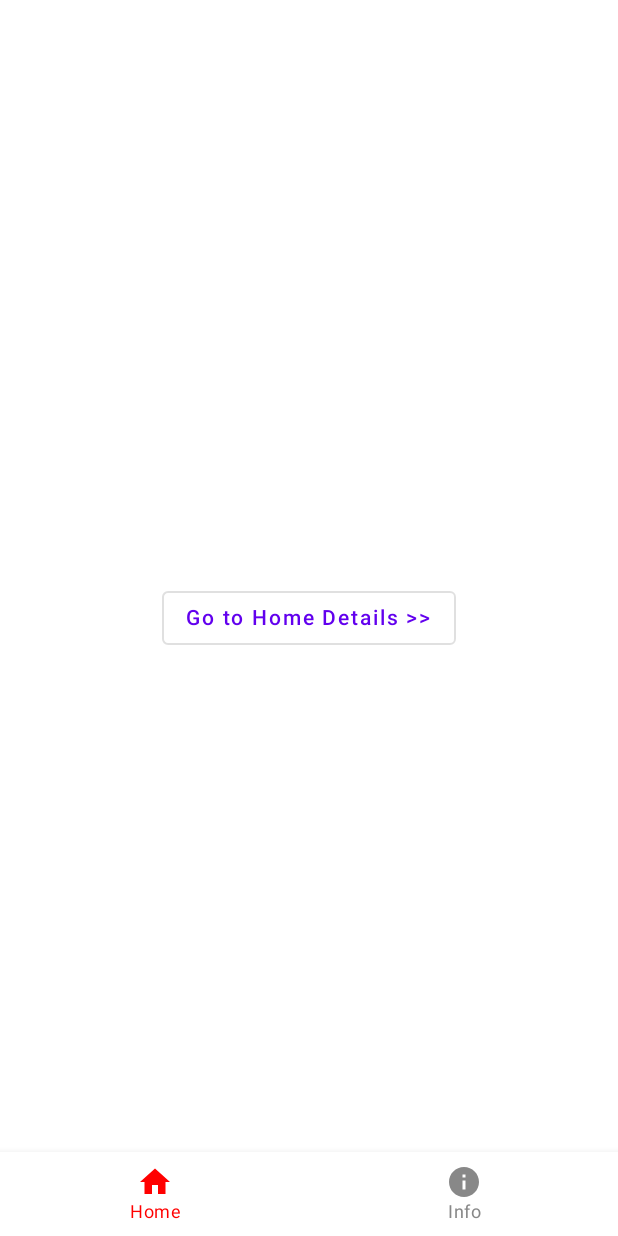
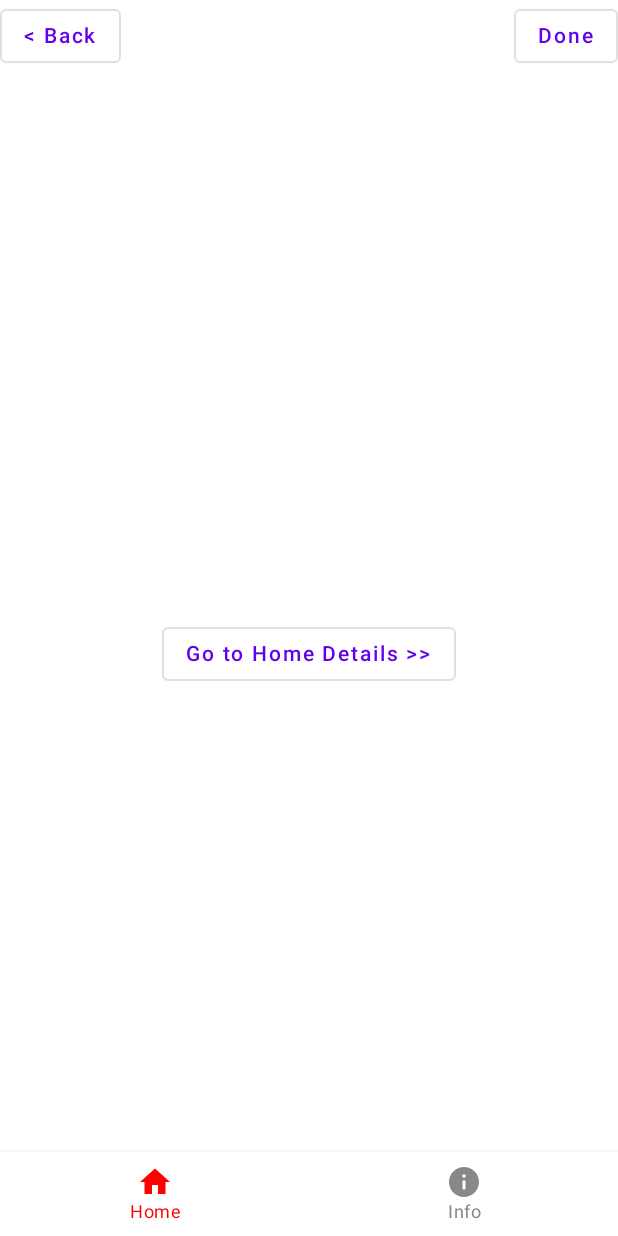
Before and after one commit to chanoktrue/BottomNavigationDemo, an Android app built with Jetpack Compose: the screen it shows after launch (MainActivity), on a phone screen of 412 x 824 dp. Run offline under Robolectric (Android 15) with nearby library versions, the phone set to English and light mode, and no system bars.

Commit message:
add top menu

```diff
--- a/app/src/main/java/com/chanoktrue/bottomnavigationdemo/HomeView/HomView.kt
+++ b/app/src/main/java/com/chanoktrue/bottomnavigationdemo/HomeView/HomView.kt
@@ -1,9 +1,8 @@
 package com.chanoktrue.bottomnavigationdemo.HomeView
 
-import androidx.compose.foundation.layout.Arrangement
-import androidx.compose.foundation.layout.Column
-import androidx.compose.foundation.layout.fillMaxSize
+import androidx.compose.foundation.layout.*
 import androidx.compose.material.OutlinedButton
+import androidx.compose.material.Scaffold
 import androidx.compose.material.Text
 import androidx.compose.runtime.Composable
 import androidx.compose.ui.Alignment
@@ -14,6 +13,32 @@ import com.chanoktrue.bottomnavigationdemo.HomeNavigation.HomeMenu
 
 @Composable
 fun HomeView(navController: NavController) {
+
+    Scaffold(
+        topBar = { HeaderView()}
+    ) {
+        BodyView(navController = navController)
+    }
+
+}
+
+@Composable
+fun HeaderView() {
+    Row(
+        modifier = Modifier.fillMaxWidth(),
+            horizontalArrangement = Arrangement.SpaceBetween,
+    ) {
+        OutlinedButton(onClick = { /*TODO*/ }) {
+            Text(text = "< Back")
+        }
+        OutlinedButton(onClick = { /*TODO*/ }) {
+            Text(text = "Done")
+        }
+    }
+}
+
+@Composable
+fun BodyView(navController: NavController) {
     Column(
         modifier = Modifier.fillMaxSize(),
         horizontalAlignment = Alignment.CenterHorizontally,
@@ -27,5 +52,4 @@ fun HomeView(navController: NavController) {
             Text(text = "Go to Home Details >>")
         }
     }
-
 }
```
